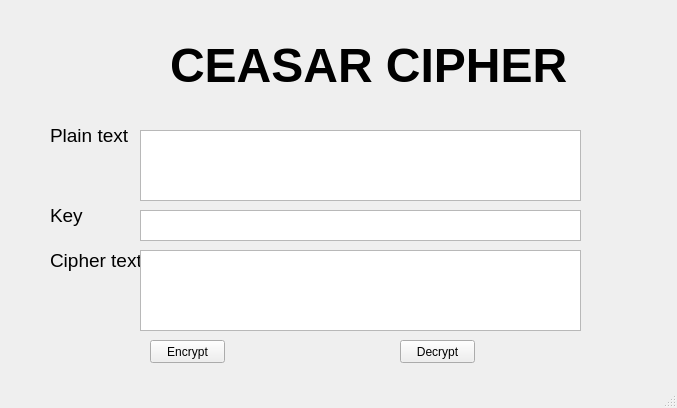
First picture: the form in Lab-03/ui/caesar.ui, repository snypier/bmttnc-hutech-2380609760, before the edit.
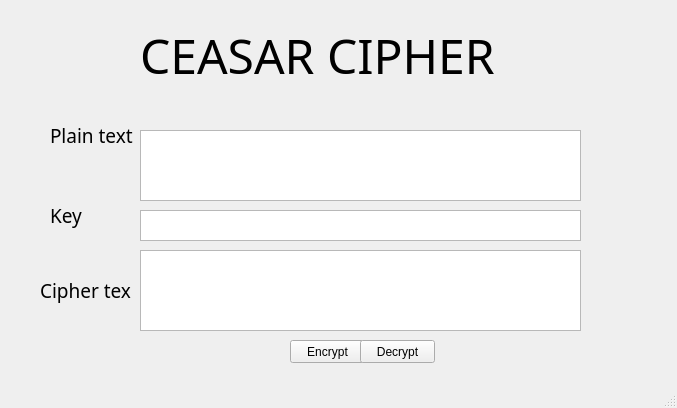
Second picture: the form after the edit.

The edit to the form file:
```diff
--- a/Lab-03/ui/caesar.ui
+++ b/Lab-03/ui/caesar.ui
@@ -17,17 +17,18 @@
    <widget class="QLabel" name="label">
     <property name="geometry">
      <rect>
-      <x>170</x>
-      <y>10</y>
-      <width>411</width>
+      <x>140</x>
+      <y>0</y>
+      <width>441</width>
       <height>111</height>
      </rect>
     </property>
     <property name="font">
      <font>
+      <family>Proxy 1</family>
       <pointsize>36</pointsize>
-      <weight>75</weight>
-      <bold>true</bold>
+      <weight>50</weight>
+      <bold>false</bold>
      </font>
     </property>
     <property name="text">
@@ -48,6 +49,7 @@
     </property>
     <property name="font">
      <font>
+      <family>Proxy 1</family>
       <pointsize>14</pointsize>
      </font>
     </property>
@@ -72,6 +74,7 @@
     </property>
     <property name="font">
      <font>
+      <family>Proxy 1</family>
       <pointsize>14</pointsize>
      </font>
     </property>
@@ -85,14 +88,15 @@
    <widget class="QLabel" name="label_4">
     <property name="geometry">
      <rect>
-      <x>50</x>
-      <y>240</y>
+      <x>40</x>
+      <y>270</y>
       <width>91</width>
       <height>41</height>
      </rect>
     </property>
     <property name="font">
      <font>
+      <family>Proxy 1</family>
       <pointsize>14</pointsize>
      </font>
     </property>
@@ -133,7 +137,7 @@
    <widget class="QPushButton" name="encrypt_button">
     <property name="geometry">
      <rect>
-      <x>150</x>
+      <x>290</x>
       <y>340</y>
       <width>75</width>
       <height>23</height>
@@ -146,7 +150,7 @@
    <widget class="QPushButton" name="decrypt_button">
     <property name="geometry">
      <rect>
-      <x>400</x>
+      <x>360</x>
       <y>340</y>
       <width>75</width>
       <height>23</height>
```
